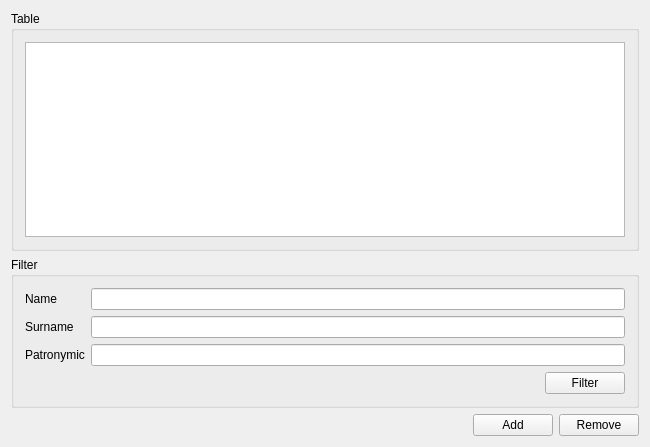
Qt form Src/MainWindow.ui (gomons/Programm) before a commit.
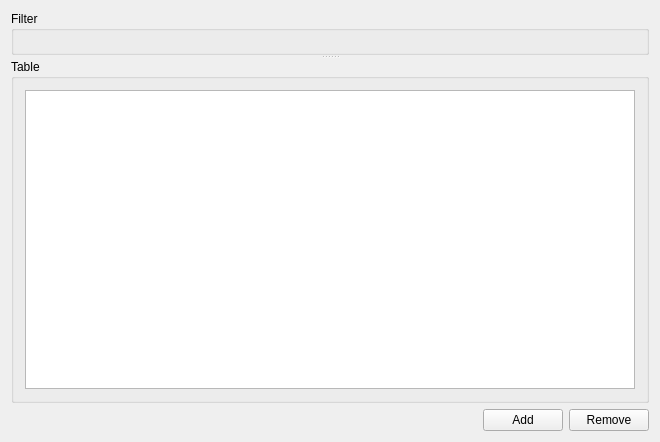
The same form after that commit. Icons and pictures are not drawn.

```diff
--- a/Src/MainWindow.ui
+++ b/Src/MainWindow.ui
@@ -6,8 +6,8 @@
    <rect>
     <x>0</x>
     <y>0</y>
-    <width>650</width>
-    <height>447</height>
+    <width>660</width>
+    <height>442</height>
    </rect>
   </property>
   <property name="windowTitle">
@@ -20,86 +20,29 @@
   <widget class="QWidget" name="centralWidget">
    <layout class="QVBoxLayout" name="verticalLayout_3">
     <item>
-     <widget class="QGroupBox" name="groupBox">
-      <property name="title">
-       <string>Table</string>
+     <widget class="QSplitter" name="filterTableSplitter">
+      <property name="orientation">
+       <enum>Qt::Vertical</enum>
       </property>
-      <layout class="QVBoxLayout" name="verticalLayout">
-       <item>
-        <widget class="QTableView" name="tableView"/>
-       </item>
-      </layout>
+      <widget class="QGroupBox" name="filterGroupBox">
+       <property name="title">
+        <string>Filter</string>
+       </property>
+      </widget>
+      <widget class="QGroupBox" name="tableGroupBox">
+       <property name="title">
+        <string>Table</string>
+       </property>
+       <layout class="QVBoxLayout" name="verticalLayout">
+        <item>
+         <widget class="QTableView" name="tableView"/>
+        </item>
+       </layout>
+      </widget>
      </widget>
     </item>
     <item>
-     <widget class="QGroupBox" name="groupBox_2">
-      <property name="title">
-       <string>Filter</string>
-      </property>
-      <layout class="QVBoxLayout" name="verticalLayout_2">
-       <item>
-        <layout class="QGridLayout" name="gridLayout">
-         <item row="0" column="1">
-          <widget class="QLineEdit" name="nameEdit"/>
-         </item>
-         <item row="2" column="0">
-          <widget class="QLabel" name="patronymicLable">
-           <property name="text">
-            <string>Patronymic</string>
-           </property>
-          </widget>
-         </item>
-         <item row="2" column="1">
-          <widget class="QLineEdit" name="patronymicEdit"/>
-         </item>
-         <item row="1" column="0">
-          <widget class="QLabel" name="surnameLable">
-           <property name="text">
-            <string>Surname</string>
-           </property>
-          </widget>
-         </item>
-         <item row="0" column="0">
-          <widget class="QLabel" name="nameLabel">
-           <property name="text">
-            <string>Name</string>
-           </property>
-          </widget>
-         </item>
-         <item row="1" column="1">
-          <widget class="QLineEdit" name="surnameEdit"/>
-         </item>
-        </layout>
-       </item>
-       <item>
-        <layout class="QHBoxLayout" name="horizontalLayout_2">
-         <item>
-          <spacer name="horizontalSpacer_2">
-           <property name="orientation">
-            <enum>Qt::Horizontal</enum>
-           </property>
-           <property name="sizeHint" stdset="0">
-            <size>
-             <width>40</width>
-             <height>20</height>
-            </size>
-           </property>
-          </spacer>
-         </item>
-         <item>
-          <widget class="QPushButton" name="filterButton">
-           <property name="text">
-            <string>Filter</string>
-           </property>
-          </widget>
-         </item>
-        </layout>
-       </item>
-      </layout>
-     </widget>
-    </item>
-    <item>
-     <layout class="QHBoxLayout" name="horizontalLayout">
+     <layout class="QHBoxLayout" name="addRemoveLayout">
       <item>
        <spacer name="horizontalSpacer">
         <property name="orientation">
```
